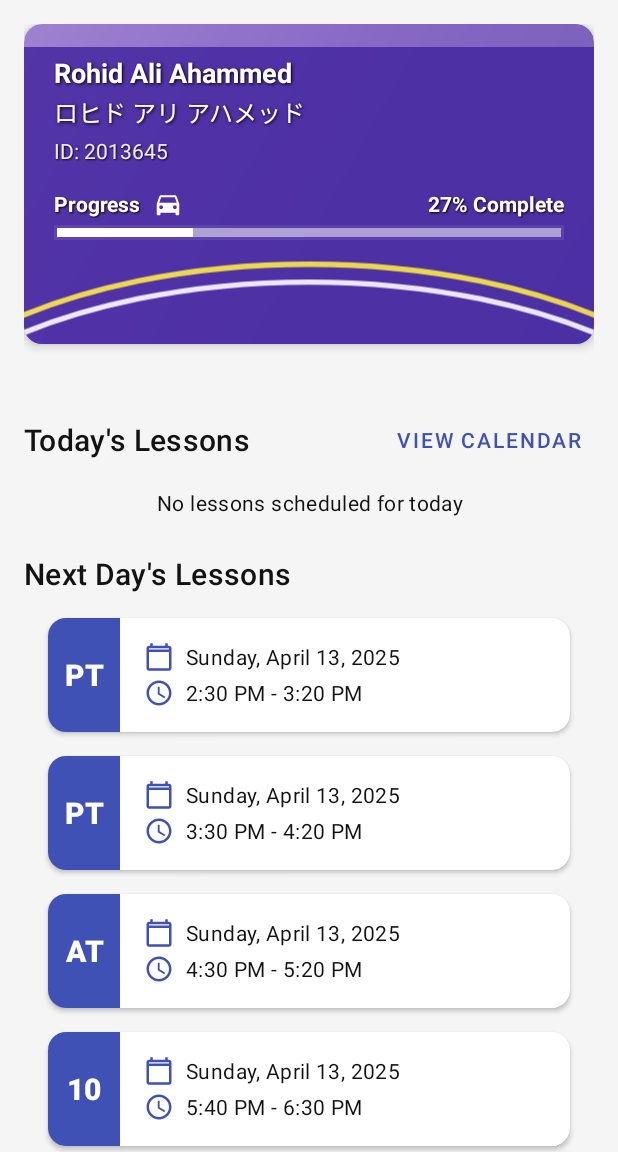
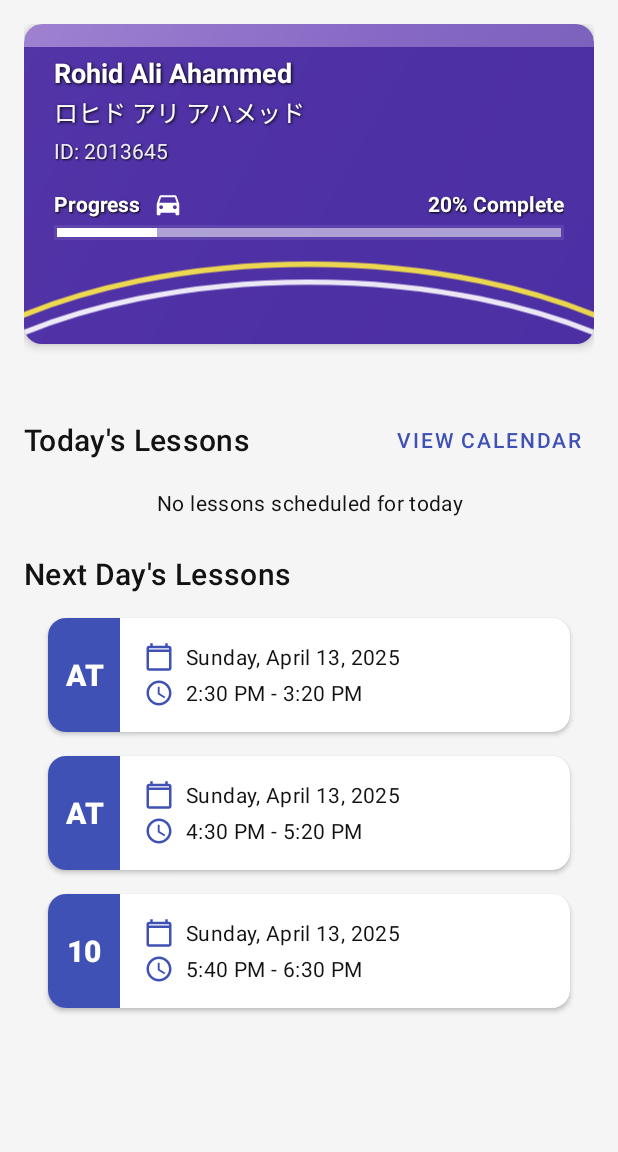
Before and after one commit to ahammedrohit/koyama-scheduler, an Android app: the screen it shows after launch (MainActivity), on a phone screen of 412 x 824 dp, the part 84-1236 px from its top. Run offline under Robolectric (Android 15) with nearby library versions, the phone set to English and light mode, and no system bars; our stand-ins replace CircleImageView, Room's generated code; 1 statement that could not run was skipped.

Commit message:
updated new schedule

```diff
--- a/app/src/main/java/com/koyama/scheduler/KoyamaSchedulerApp.java
+++ b/app/src/main/java/com/koyama/scheduler/KoyamaSchedulerApp.java
@@ -1,6 +1,8 @@
 package com.koyama.scheduler;
 
 import android.app.Application;
+import android.content.Context;
+import android.content.SharedPreferences;
 import android.util.Log;
 
 import androidx.work.Constraints;
@@ -20,6 +22,9 @@ import java.util.concurrent.TimeUnit;
 public class KoyamaSchedulerApp extends Application {
     private static final String TAG = "KoyamaSchedulerApp";
     private static final String NOTIFICATION_WORK_NAME = "notification_work";
+    private static final String PREFS_NAME = "KoyamaSchedulerPrefs";
+    private static final String PREF_LAST_SCHEMA_VERSION = "last_schema_version";
+    private static final int CURRENT_SCHEMA_VERSION = 3; // Match this with database version
 
     @Override
     public void onCreate() {
@@ -27,6 +32,9 @@ public class KoyamaSchedulerApp extends Application {
 
         try {
             Log.d(TAG, "Initializing application");
+
+            // Check if we need to clear database due to schema changes
+            checkForDatabaseReset();
 
             // Initialize database
             Log.d(TAG, "Initializing database");
@@ -39,6 +47,28 @@ public class KoyamaSchedulerApp extends Application {
             Log.d(TAG, "Application initialized successfully");
         } catch (Exception e) {
             Log.e(TAG, "Error initializing application", e);
+        }
+    }
+
+    private void checkForDatabaseReset() {
+        SharedPreferences sharedPreferences = getSharedPreferences(PREFS_NAME, Context.MODE_PRIVATE);
+        int lastSchemaVersion = sharedPreferences.getInt(PREF_LAST_SCHEMA_VERSION, 0);
+
+        if (lastSchemaVersion < CURRENT_SCHEMA_VERSION) {
+            Log.d(TAG, "Schema version changed from " + lastSchemaVersion + " to " + CURRENT_SCHEMA_VERSION + ". Cleaning database...");
+
+            // Clear the database by deleting its file
+            boolean deleted = deleteDatabase("koyama_scheduler_db");
+            Log.d(TAG, "Database deletion " + (deleted ? "successful" : "failed"));
+
+            // Update the schema version in preferences
+            sharedPreferences.edit()
+                    .putInt(PREF_LAST_SCHEMA_VERSION, CURRENT_SCHEMA_VERSION)
+                    .apply();
+
+            Log.d(TAG, "Schema version updated in preferences");
+        } else {
+            Log.d(TAG, "Schema version unchanged: " + lastSchemaVersion);
         }
     }
 
--- a/app/src/main/java/com/koyama/scheduler/adapter/LectureChapterAdapter.java
+++ b/app/src/main/java/com/koyama/scheduler/adapter/LectureChapterAdapter.java
@@ -41,18 +41,21 @@ public class LectureChapterAdapter extends RecyclerView.Adapter<LectureChapterAd
     static {
         // Initialize the mapping for all lectures
         // Format: lectureNumber -> (date, eventType)
+        // March 2025 lectures
         LECTURE_MAPPINGS.put(1, new LectureLessonMapping("2025-03-15", "1"));
-        LECTURE_MAPPINGS.put(2, new LectureLessonMapping("2025-04-08", "2"));
         LECTURE_MAPPINGS.put(3, new LectureLessonMapping("2025-03-27", "3"));
-        LECTURE_MAPPINGS.put(4, new LectureLessonMapping("2025-04-17", "4"));
         LECTURE_MAPPINGS.put(5, new LectureLessonMapping("2025-03-26", "5"));
         LECTURE_MAPPINGS.put(6, new LectureLessonMapping("2025-03-19", "6"));
         LECTURE_MAPPINGS.put(7, new LectureLessonMapping("2025-03-30", "7"));
         LECTURE_MAPPINGS.put(8, new LectureLessonMapping("2025-03-19", "8"));
         LECTURE_MAPPINGS.put(9, new LectureLessonMapping("2025-03-30", "9"));
+
+        // Updated mappings for April 2025
+        LECTURE_MAPPINGS.put(2, new LectureLessonMapping("2025-04-20", "2"));
+        LECTURE_MAPPINGS.put(4, new LectureLessonMapping("2025-04-17", "4"));
         LECTURE_MAPPINGS.put(10, new LectureLessonMapping("2025-04-13", "10"));
 
-        // 2nd step lectures (11-24)
+        // May 2025 lectures
         LECTURE_MAPPINGS.put(11, new LectureLessonMapping("2025-05-24", "11"));
         LECTURE_MAPPINGS.put(12, new LectureLessonMapping("2025-05-07", "12"));
         LECTURE_MAPPINGS.put(13, new LectureLessonMapping("2025-05-07", "13"));
@@ -63,10 +66,12 @@ public class LectureChapterAdapter extends RecyclerView.Adapter<LectureChapterAd
         LECTURE_MAPPINGS.put(18, new LectureLessonMapping("2025-05-14", "18"));
         LECTURE_MAPPINGS.put(19, new LectureLessonMapping("2025-05-06", "19"));
         LECTURE_MAPPINGS.put(20, new LectureLessonMapping("2025-05-04", "20"));
-        LECTURE_MAPPINGS.put(21, new LectureLessonMapping("2025-05-03", "21", "CPR")); // Special case - CPR
+        LECTURE_MAPPINGS.put(21, new LectureLessonMapping("2025-05-31", "21"));
         LECTURE_MAPPINGS.put(22, new LectureLessonMapping("2025-05-03", "22"));
         LECTURE_MAPPINGS.put(23, new LectureLessonMapping("2025-05-03", "23"));
-        LECTURE_MAPPINGS.put(24, new LectureLessonMapping("2025-05-03", "24", "CPR")); // Special case - CPR
+
+        // June 2025 lectures
+        LECTURE_MAPPINGS.put(24, new LectureLessonMapping("2025-06-01", "CPR"));
     }
 
     public LectureChapterAdapter(LessonViewModel lessonViewModel) {
--- a/app/src/main/java/com/koyama/scheduler/data/db/AppDatabase.java
+++ b/app/src/main/java/com/koyama/scheduler/data/db/AppDatabase.java
@@ -19,7 +19,7 @@ import com.koyama.scheduler.data.model.Lesson;
 /**
  * Main database class for the application
  */
-@Database(entities = {Lesson.class}, version = 1, exportSchema = false)
+@Database(entities = {Lesson.class}, version = 3, exportSchema = false)
 @TypeConverters({TimeConverters.class})
 public abstract class AppDatabase extends RoomDatabase {
     private static final String TAG = "AppDatabase";
@@ -55,53 +55,87 @@ public abstract class AppDatabase extends RoomDatabase {
                 lessonDao.insertLesson(new Lesson("10", "2025-03-30", "11:40 AM", "12:30 PM", "7", "", ""));
                 lessonDao.insertLesson(new Lesson("11", "2025-03-30", "12:40 PM", "1:30 PM", "9", "", ""));
 
-                // April 2025
+                // April 2025 (original entries for April 1)
                 lessonDao.insertLesson(new Lesson("12", "2025-04-01", "6:40 PM", "7:30 PM", "AT", "", ""));
                 lessonDao.insertLesson(new Lesson("13", "2025-04-01", "7:40 PM", "8:30 PM", "AT", "", ""));
-                lessonDao.insertLesson(new Lesson("14", "2025-04-08", "6:40 PM", "7:30 PM", "AT", "", ""));
-                lessonDao.insertLesson(new Lesson("15", "2025-04-08", "7:40 PM", "8:30 PM", "2", "", ""));
-                lessonDao.insertLesson(new Lesson("16", "2025-04-13", "2:30 PM", "3:20 PM", "PT", "", ""));
-                lessonDao.insertLesson(new Lesson("17", "2025-04-13", "3:30 PM", "4:20 PM", "PT", "", ""));
-                lessonDao.insertLesson(new Lesson("18", "2025-04-13", "4:30 PM", "5:20 PM", "AT", "", ""));
-                lessonDao.insertLesson(new Lesson("19", "2025-04-13", "5:40 PM", "6:30 PM", "10", "", ""));
-                lessonDao.insertLesson(new Lesson("20", "2025-04-17", "6:40 PM", "7:30 PM", "AT", "", ""));
-                lessonDao.insertLesson(new Lesson("21", "2025-04-17", "7:40 PM", "8:30 PM", "4", "", ""));
-                lessonDao.insertLesson(new Lesson("22", "2025-04-20", "2:30 PM", "3:20 PM", "PT", "", ""));
-                lessonDao.insertLesson(new Lesson("23", "2025-04-20", "3:30 PM", "4:20 PM", "PT", "", ""));
-                lessonDao.insertLesson(new Lesson("24", "2025-04-20", "4:30 PM", "5:20 PM", "AT", "", ""));
-                lessonDao.insertLesson(new Lesson("25", "2025-04-20", "5:40 PM", "6:30 PM", "AT", "", ""));
-                lessonDao.insertLesson(new Lesson("26", "2025-04-24", "6:40 PM", "7:30 PM", "AT", "", ""));
-                lessonDao.insertLesson(new Lesson("27", "2025-04-24", "7:40 PM", "8:30 PM", "AT", "", ""));
+
+                // April 2025 (updated entries)
+                lessonDao.insertLesson(new Lesson("14", "2025-04-13", "2:30 PM", "3:20 PM", "AT", "", ""));
+                lessonDao.insertLesson(new Lesson("15", "2025-04-13", "4:30 PM", "5:20 PM", "AT", "", ""));
+                lessonDao.insertLesson(new Lesson("16", "2025-04-13", "5:40 PM", "6:30 PM", "10", "", ""));
+
+                lessonDao.insertLesson(new Lesson("17", "2025-04-17", "6:40 PM", "7:30 PM", "AT", "", ""));
+                lessonDao.insertLesson(new Lesson("18", "2025-04-17", "7:40 PM", "8:30 PM", "4", "", ""));
+
+                lessonDao.insertLesson(new Lesson("19", "2025-04-20", "10:40 AM", "11:30 AM", "2", "", ""));
+                lessonDao.insertLesson(new Lesson("20", "2025-04-20", "11:40 AM", "12:30 PM", "PT", "", ""));
+                lessonDao.insertLesson(new Lesson("21", "2025-04-20", "2:30 PM", "3:20 PM", "PT", "", ""));
+                lessonDao.insertLesson(new Lesson("22", "2025-04-20", "3:30 PM", "4:20 PM", "PT", "", ""));
+                lessonDao.insertLesson(new Lesson("23", "2025-04-20", "4:30 PM", "5:20 PM", "AT", "", ""));
+                lessonDao.insertLesson(new Lesson("24", "2025-04-20", "5:40 PM", "6:30 PM", "AT", "", ""));
+
+                lessonDao.insertLesson(new Lesson("25", "2025-04-24", "6:40 PM", "7:30 PM", "AT", "", ""));
+                lessonDao.insertLesson(new Lesson("26", "2025-04-24", "7:40 PM", "8:30 PM", "AT", "", ""));
+
+                lessonDao.insertLesson(new Lesson("27", "2025-04-26", "12:30 PM", "1:30 PM", "LEARNER_TEST", "", "Learner's Test"));
 
                 // May 2025
                 lessonDao.insertLesson(new Lesson("28", "2025-05-03", "11:40 AM", "12:30 PM", "22", "", ""));
                 lessonDao.insertLesson(new Lesson("29", "2025-05-03", "12:40 PM", "1:30 PM", "23", "", ""));
-                lessonDao.insertLesson(new Lesson("30", "2025-05-03", "2:30 PM", "3:20 PM", "CPR", "", ""));
-                lessonDao.insertLesson(new Lesson("31", "2025-05-03", "3:30 PM", "4:20 PM", "CPR", "", ""));
-                lessonDao.insertLesson(new Lesson("32", "2025-05-03", "4:30 PM", "5:20 PM", "CPR", "", ""));
-                lessonDao.insertLesson(new Lesson("33", "2025-05-04", "3:30 PM", "4:20 PM", "20", "", ""));
-                lessonDao.insertLesson(new Lesson("34", "2025-05-04", "4:30 PM", "5:20 PM", "A50", "", ""));
-                lessonDao.insertLesson(new Lesson("35", "2025-05-04", "5:40 PM", "6:30 PM", "A50", "", ""));
-                lessonDao.insertLesson(new Lesson("36", "2025-05-06", "4:30 PM", "5:20 PM", "14", "", ""));
-                lessonDao.insertLesson(new Lesson("37", "2025-05-06", "5:40 PM", "6:30 PM", "19", "", ""));
-                lessonDao.insertLesson(new Lesson("38", "2025-05-07", "6:40 PM", "7:30 PM", "12", "", ""));
-                lessonDao.insertLesson(new Lesson("39", "2025-05-07", "7:40 PM", "8:30 PM", "13", "", ""));
-                lessonDao.insertLesson(new Lesson("40", "2025-05-13", "6:40 PM", "7:30 PM", "A50", "", ""));
-                lessonDao.insertLesson(new Lesson("41", "2025-05-13", "7:40 PM", "8:30 PM", "A50", "", ""));
-                lessonDao.insertLesson(new Lesson("42", "2025-05-14", "6:40 PM", "7:30 PM", "17", "", ""));
-                lessonDao.insertLesson(new Lesson("43", "2025-05-14", "7:40 PM", "8:30 PM", "18", "", ""));
-                lessonDao.insertLesson(new Lesson("44", "2025-05-17", "2:30 PM", "3:20 PM", "A50", "", ""));
-                lessonDao.insertLesson(new Lesson("45", "2025-05-17", "3:30 PM", "4:20 PM", "A50", "", ""));
-                lessonDao.insertLesson(new Lesson("46", "2025-05-17", "4:30 PM", "5:20 PM", "15", "", ""));
-                lessonDao.insertLesson(new Lesson("47", "2025-05-17", "5:40 PM", "6:30 PM", "16", "", ""));
-                lessonDao.insertLesson(new Lesson("48", "2025-05-21", "6:40 PM", "7:30 PM", "A50", "", ""));
-                lessonDao.insertLesson(new Lesson("49", "2025-05-21", "7:40 PM", "8:30 PM", "A50", "", ""));
-                lessonDao.insertLesson(new Lesson("50", "2025-05-24", "4:30 PM", "5:20 PM", "ATP", "", ""));
-                lessonDao.insertLesson(new Lesson("51", "2025-05-24", "5:40 PM", "6:30 PM", "11", "", ""));
-                lessonDao.insertLesson(new Lesson("52", "2025-05-27", "6:40 PM", "7:30 PM", "ATP", "", ""));
-                lessonDao.insertLesson(new Lesson("53", "2025-05-27", "7:40 PM", "8:30 PM", "ATP", "", ""));
-                lessonDao.insertLesson(new Lesson("54", "2025-05-28", "6:40 PM", "7:30 PM", "APS", "", ""));
-                lessonDao.insertLesson(new Lesson("55", "2025-05-28", "7:40 PM", "8:30 PM", "APS", "", ""));
+
+                lessonDao.insertLesson(new Lesson("30", "2025-05-04", "3:30 PM", "4:20 PM", "20", "", ""));
+                lessonDao.insertLesson(new Lesson("31", "2025-05-04", "4:30 PM", "5:20 PM", "A50", "", ""));
+                lessonDao.insertLesson(new Lesson("32", "2025-05-04", "5:40 PM", "6:30 PM", "A50", "", ""));
+
+                lessonDao.insertLesson(new Lesson("33", "2025-05-06", "4:30 PM", "5:20 PM", "14", "", ""));
+                lessonDao.insertLesson(new Lesson("34", "2025-05-06", "5:40 PM", "6:30 PM", "19", "", ""));
+
+                lessonDao.insertLesson(new Lesson("35", "2025-05-07", "6:40 PM", "7:30 PM", "12", "", ""));
+                lessonDao.insertLesson(new Lesson("36", "2025-05-07", "7:40 PM", "8:30 PM", "13", "", ""));
+
+                lessonDao.insertLesson(new Lesson("37", "2025-05-13", "6:40 PM", "7:30 PM", "A50", "", ""));
+                lessonDao.insertLesson(new Lesson("38", "2025-05-13", "7:40 PM", "8:30 PM", "A50", "", ""));
+
+                lessonDao.insertLesson(new Lesson("39", "2025-05-14", "6:40 PM", "7:30 PM", "17", "", ""));
+                lessonDao.insertLesson(new Lesson("40", "2025-05-14", "7:40 PM", "8:30 PM", "18", "", ""));
+
+                lessonDao.insertLesson(new Lesson("41", "2025-05-17", "2:30 PM", "3:20 PM", "A50", "", ""));
+                lessonDao.insertLesson(new Lesson("42", "2025-05-17", "3:30 PM", "4:20 PM", "A50", "", ""));
+                lessonDao.insertLesson(new Lesson("43", "2025-05-17", "4:30 PM", "5:20 PM", "15", "", ""));
+                lessonDao.insertLesson(new Lesson("44", "2025-05-17", "5:40 PM", "6:30 PM", "16", "", ""));
+
+                lessonDao.insertLesson(new Lesson("45", "2025-05-21", "6:40 PM", "7:30 PM", "A50", "", ""));
+                lessonDao.insertLesson(new Lesson("46", "2025-05-21", "7:40 PM", "8:30 PM", "A50", "", ""));
+
+                lessonDao.insertLesson(new Lesson("47", "2025-05-24", "4:30 PM", "5:20 PM", "ATP", "", ""));
+                lessonDao.insertLesson(new Lesson("48", "2025-05-24", "5:40 PM", "6:30 PM", "11", "", ""));
+
+                lessonDao.insertLesson(new Lesson("49", "2025-05-27", "6:40 PM", "7:30 PM", "ATP", "", ""));
+                lessonDao.insertLesson(new Lesson("50", "2025-05-27", "7:40 PM", "8:30 PM", "ATP", "", ""));
+
+                lessonDao.insertLesson(new Lesson("51", "2025-05-28", "6:40 PM", "7:30 PM", "APS", "", ""));
+                lessonDao.insertLesson(new Lesson("52", "2025-05-28", "7:40 PM", "8:30 PM", "APS", "", ""));
+
+                lessonDao.insertLesson(new Lesson("53", "2025-05-31", "9:40 AM", "10:30 AM", "CDD", "", ""));
+                lessonDao.insertLesson(new Lesson("54", "2025-05-31", "10:40 AM", "11:30 AM", "21", "", ""));
+
+                // June 2025
+                lessonDao.insertLesson(new Lesson("55", "2025-06-01", "10:40 AM", "11:30 AM", "CPR", "", ""));
+                lessonDao.insertLesson(new Lesson("56", "2025-06-01", "11:40 AM", "12:30 PM", "CPR", "", ""));
+                lessonDao.insertLesson(new Lesson("57", "2025-06-01", "12:40 PM", "1:30 PM", "CPR", "", ""));
+
+                lessonDao.insertLesson(new Lesson("58", "2025-06-07", "3:30 PM", "4:20 PM", "EX&RD", "", ""));
+                lessonDao.insertLesson(new Lesson("59", "2025-06-07", "4:30 PM", "5:20 PM", "EX&RD", "", ""));
+                lessonDao.insertLesson(new Lesson("60", "2025-06-07", "5:40 PM", "6:30 PM", "EX&RD", "", ""));
+
+                lessonDao.insertLesson(new Lesson("61", "2025-06-08", "2:30 PM", "3:20 PM", "PT", "", ""));
+                lessonDao.insertLesson(new Lesson("62", "2025-06-08", "3:30 PM", "4:20 PM", "PT", "", ""));
+                lessonDao.insertLesson(new Lesson("63", "2025-06-08", "4:30 PM", "5:20 PM", "A50", "", ""));
+
+                lessonDao.insertLesson(new Lesson("64", "2025-06-14", "2:30 PM", "3:20 PM", "A50", "", ""));
+                lessonDao.insertLesson(new Lesson("65", "2025-06-14", "3:30 PM", "4:20 PM", "A50", "", ""));
+
+                lessonDao.insertLesson(new Lesson("66", "2025-06-15", "10:00 AM", "11:00 AM", "FINAL_TEST", "", "Final Test"));
 
                 Log.d(TAG, "Updated lessons inserted into the database");
             });
--- a/app/src/main/java/com/koyama/scheduler/ui/MainActivity.java
+++ b/app/src/main/java/com/koyama/scheduler/ui/MainActivity.java
@@ -192,7 +192,26 @@ public class MainActivity extends AppCompatActivity implements NavigationView.On
         startActivity(intent);
     }
 
+    @Override
+    protected void onResume() {
+        super.onResume();
+
+        // Reload data from database when the activity resumes
+        // This ensures the UI shows the latest data
+        Log.d(TAG, "Activity resumed, reloading data from database");
+        loadData();
+    }
+
     private void loadData() {
+        // Clear adapters first to remove any cached data
+        if (todayAdapter != null) {
+            todayAdapter.setLessons(new ArrayList<>());
+        }
+
+        if (nextDayAdapter != null) {
+            nextDayAdapter.setLessons(new ArrayList<>());
+        }
+
         // Get the current date and time
         String currentDate = LocalDate.now().toString();
 
--- a/build.gradle
+++ b/build.gradle
@@ -6,7 +6,7 @@ buildscript {
 }
 
 plugins {
-    id 'com.android.application' version '8.9.0' apply false
+    id 'com.android.application' version '8.9.1' apply false
 }
 
 task clean(type: Delete) {
```
Also changed, not shown: 1 other file.
